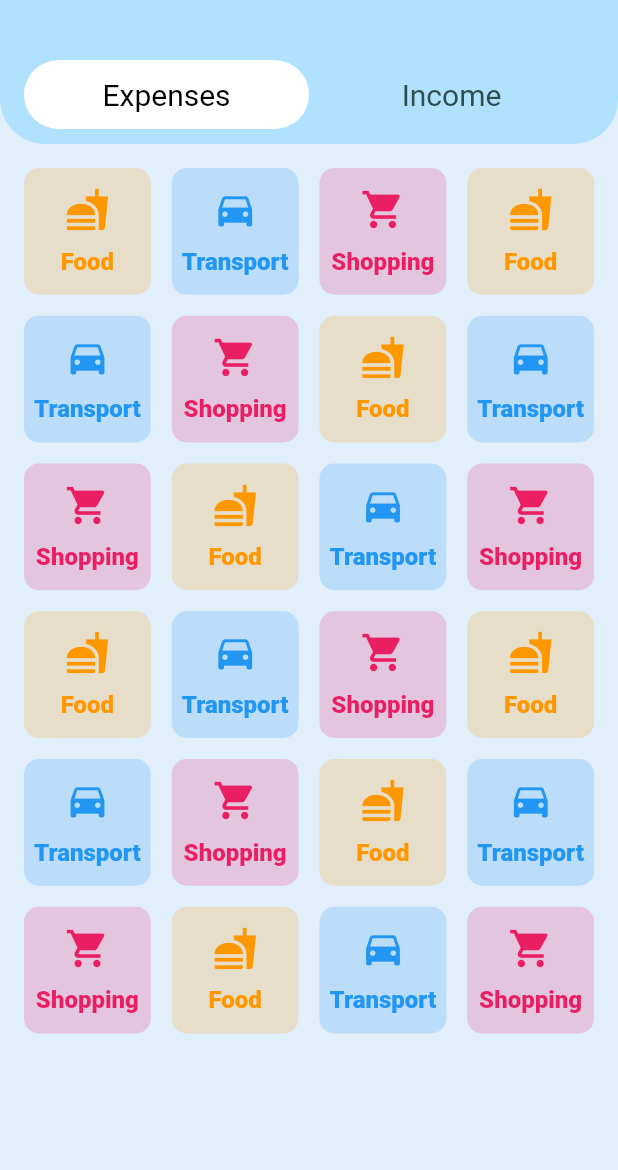
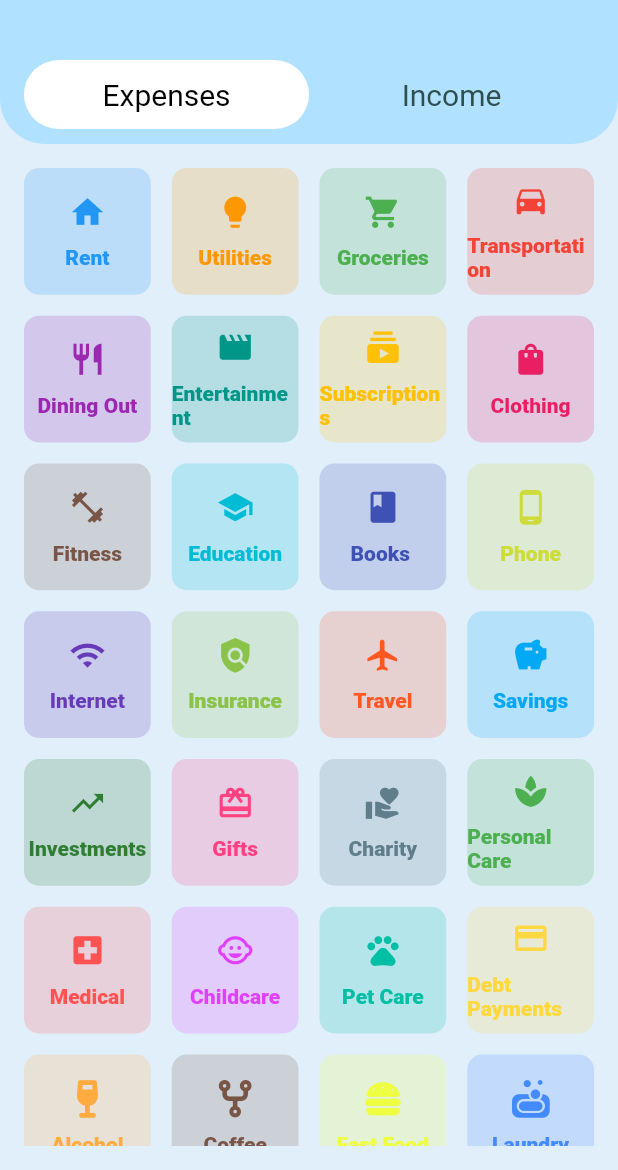
Before and after one commit to aankit-roy/money_minder, a Flutter app: the screen it shows after launch, after a tap on the "add" icon, on a phone screen of 412 x 824 dp, the part 66-1236 px from its top. Run offline on Flutter 3.47's test engine with Material 3 defaults, Android fonts, the phone set to English and light mode, and no system bars; drawn by our look-alikes of animated_bottom_navigation_bar, fl_chart; our stand-ins replace font_awesome_flutter, page_transition; missing offline and left inert: slide_switcher.

Commit message:
home screen is done

```diff
--- a/lib/res/components/pi_chart.dart
+++ b/lib/res/components/pi_chart.dart
@@ -26,7 +26,7 @@ class PieChart2State extends State {
         const SizedBox(
           height: 18,
         ),
-        Container(
+        SizedBox(
           height: 100,
           width: 100,
           child: PieChart(
--- a/lib/screens/adding_data.dart
+++ b/lib/screens/adding_data.dart
@@ -6,6 +6,7 @@ import 'package:money_minder/models/pie_chart_data.dart';
 import 'package:money_minder/res/colors/color_palette.dart';
 import 'package:money_minder/ui/widgets/custome_Tran_add_app_bar.dart';
 import 'package:money_minder/ui/widgets/expenses_category_grid.dart';
+import 'package:font_awesome_flutter/font_awesome_flutter.dart';
 
 class AddingData extends StatefulWidget {
   const AddingData({super.key});
@@ -23,46 +24,36 @@ class _AddingDataState extends State<AddingData> {
   CategoryData? selectedCategory;
   List<AddTransactionsData> transactions = [];
   List<CategoryData> categories = [
-    CategoryData(name: 'Food', icon: Icons.fastfood, color: Colors.orange),
-    CategoryData(
-        name: 'Transport', icon: Icons.directions_car, color: Colors.blue),
-    CategoryData(
-        name: 'Shopping', icon: Icons.shopping_cart, color: Colors.pink),
-    CategoryData(name: 'Food', icon: Icons.fastfood, color: Colors.orange),
-    CategoryData(
-        name: 'Transport', icon: Icons.directions_car, color: Colors.blue),
-    CategoryData(
-        name: 'Shopping', icon: Icons.shopping_cart, color: Colors.pink),
-    CategoryData(name: 'Food', icon: Icons.fastfood, color: Colors.orange),
-    CategoryData(
-        name: 'Transport', icon: Icons.directions_car, color: Colors.blue),
-    CategoryData(
-        name: 'Shopping', icon: Icons.shopping_cart, color: Colors.pink),
-    CategoryData(name: 'Food', icon: Icons.fastfood, color: Colors.orange),
-    CategoryData(
-        name: 'Transport', icon: Icons.directions_car, color: Colors.blue),
-    CategoryData(
-        name: 'Shopping', icon: Icons.shopping_cart, color: Colors.pink),
-    CategoryData(name: 'Food', icon: Icons.fastfood, color: Colors.orange),
-    CategoryData(
-        name: 'Transport', icon: Icons.directions_car, color: Colors.blue),
-    CategoryData(
-        name: 'Shopping', icon: Icons.shopping_cart, color: Colors.pink),
-    CategoryData(name: 'Food', icon: Icons.fastfood, color: Colors.orange),
-    CategoryData(
-        name: 'Transport', icon: Icons.directions_car, color: Colors.blue),
-    CategoryData(
-        name: 'Shopping', icon: Icons.shopping_cart, color: Colors.pink),
-    CategoryData(name: 'Food', icon: Icons.fastfood, color: Colors.orange),
-    CategoryData(
-        name: 'Transport', icon: Icons.directions_car, color: Colors.blue),
-    CategoryData(
-        name: 'Shopping', icon: Icons.shopping_cart, color: Colors.pink),
-    CategoryData(name: 'Food', icon: Icons.fastfood, color: Colors.orange),
-    CategoryData(
-        name: 'Transport', icon: Icons.directions_car, color: Colors.blue),
-    CategoryData(
-        name: 'Shopping', icon: Icons.shopping_cart, color: Colors.pink),
+    CategoryData(name: 'Rent', icon: Icons.home, color: Colors.blue),
+    CategoryData(name: 'Utilities', icon: Icons.lightbulb, color: Colors.orange),
+    CategoryData(name: 'Groceries', icon: Icons.shopping_cart, color: Colors.green),
+    CategoryData(name: 'Transportation', icon: Icons.directions_car, color: Colors.red),
+    CategoryData(name: 'Dining Out', icon: Icons.restaurant, color: Colors.purple),
+    CategoryData(name: 'Entertainment', icon: Icons.movie, color: Colors.teal),
+    CategoryData(name: 'Subscriptions', icon: Icons.subscriptions, color: Colors.amber),
+    CategoryData(name: 'Clothing', icon: Icons.shopping_bag, color: Colors.pink),
+    CategoryData(name: 'Fitness', icon: Icons.fitness_center, color: Colors.brown),
+    CategoryData(name: 'Education', icon: Icons.school, color: Colors.cyan),
+    CategoryData(name: 'Books ', icon: Icons.book, color: Colors.indigo),
+    CategoryData(name: 'Phone', icon: Icons.phone_android, color: Colors.lime),
+    CategoryData(name: 'Internet', icon: Icons.wifi, color: Colors.deepPurple),
+    CategoryData(name: 'Insurance', icon: Icons.policy, color: Colors.lightGreen),
+    CategoryData(name: 'Travel', icon: Icons.flight, color: Colors.deepOrange),
+    CategoryData(name: 'Savings', icon: Icons.savings, color: Colors.lightBlue),
+    CategoryData(name: 'Investments', icon: Icons.trending_up, color: Colors.green.shade800),
+    CategoryData(name: 'Gifts', icon: Icons.card_giftcard, color: Colors.pinkAccent),
+    CategoryData(name: 'Charity', icon: Icons.volunteer_activism, color: Colors.blueGrey),
+    CategoryData(name: 'Personal Care', icon: Icons.spa, color: Colors.green.shade500),
+    CategoryData(name: 'Medical', icon: Icons.local_hospital, color: Colors.redAccent),
+    CategoryData(name: 'Childcare', icon: Icons.child_care, color: Colors.purpleAccent),
+    CategoryData(name: 'Pet Care', icon: Icons.pets, color: Colors.tealAccent.shade700),
+    CategoryData(name: 'Debt Payments', icon: Icons.credit_card, color: Colors.amberAccent),
+    CategoryData(name: 'Alcohol', icon: FontAwesomeIcons.wineGlass, color: Colors.orangeAccent),
+    CategoryData(name: 'Coffee', icon: FontAwesomeIcons.codeFork, color: Colors.brown),
+    CategoryData(name: 'Fast Food', icon: FontAwesomeIcons.burger, color: Colors.limeAccent),
+    CategoryData(name: 'Laundry', icon: FontAwesomeIcons.soap, color: Colors.blueAccent),
+    CategoryData(name: 'Parking', icon: FontAwesomeIcons.squareParking, color: Colors.cyanAccent),
+    CategoryData(name: 'Miscellaneous', icon: Icons.more_horiz, color: Colors.grey),
     // Add more categories as needed
   ];
 
--- a/lib/screens/home_page.dart
+++ b/lib/screens/home_page.dart
@@ -108,11 +108,14 @@ class ExpensesDataList extends StatelessWidget {
                 leading: Icon(transactionAmt.categoryData.icon,color: transactionAmt.categoryData.color,),
                 title: Text(
                   transactionAmt.categoryData.name,
-                  style: TextStyle(
+                  style: const TextStyle(
                     fontSize: TextSizes.mediumHeadingMin,
                   ),
                 ),
-                trailing: Text("₹${transactionAmt.expensesPrice}"),
+                trailing: Text("₹${transactionAmt.expensesPrice}",style: const TextStyle(
+                  fontSize: TextSizes.normalBodyTextMax,
+                  fontWeight: FontWeight.w800
+                ),),
               ),
             ),
           );
--- a/lib/ui/widgets/expenses_category_grid.dart
+++ b/lib/ui/widgets/expenses_category_grid.dart
@@ -56,12 +56,12 @@ class ExpensesCategoryGrid extends StatelessWidget {
                     child: Column(
                       mainAxisAlignment: MainAxisAlignment.center,
                       children: [
-                        Icon(category.icon, size: 30, color: category.color),
+                        Icon(category.icon, size: 25, color: category.color),
                         const SizedBox(height: 10),
                         Text(category.name,
                             style: TextStyle(
                                 color: category.color,
-                                fontSize: TextSizes.normalBodyTextMax,
+                                fontSize: TextSizes.smallBodyTextMax,
                                 fontWeight: FontWeight.w800)),
                         if (isSelected) Icon(Icons.check, color: category.color),
                       ],
@@ -129,7 +129,7 @@ class TransactionBottomSheet extends StatelessWidget {
       final transaction = AddTransactionsData(categoryData: category, expensesPrice: amount);
       context.read<TransactionAmountProvider>().addTransactonsAmount(transaction);
       Navigator.pop(context); // Dismiss the bottom sheet
-      print("this is ankit kumar roy");
+
 
     }
   }
--- a/pubspec.yaml
+++ b/pubspec.yaml
@@ -41,6 +41,7 @@ dependencies:
   fl_chart: ^0.68.0
   page_transition: ^2.1.0
   provider: ^6.1.2
+  font_awesome_flutter: ^10.7.0
 
 dev_dependencies:
   flutter_test:
```
Also changed, not shown: pubspec.lock.
